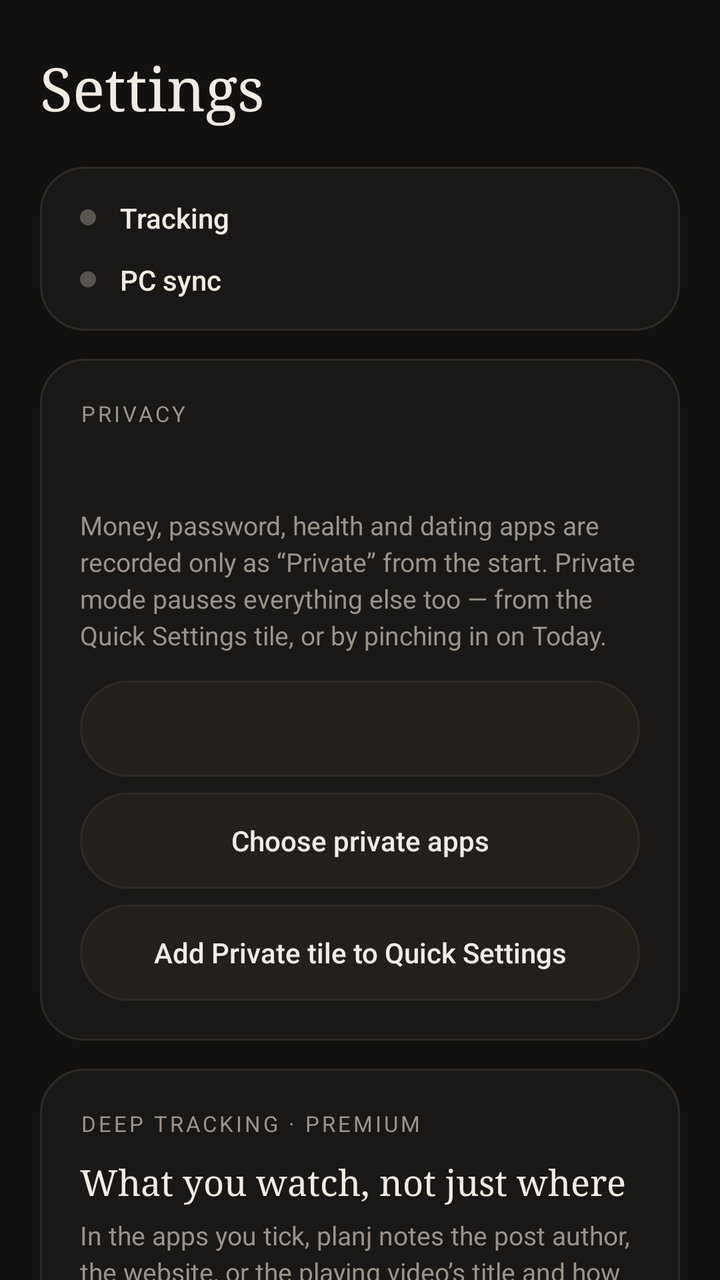
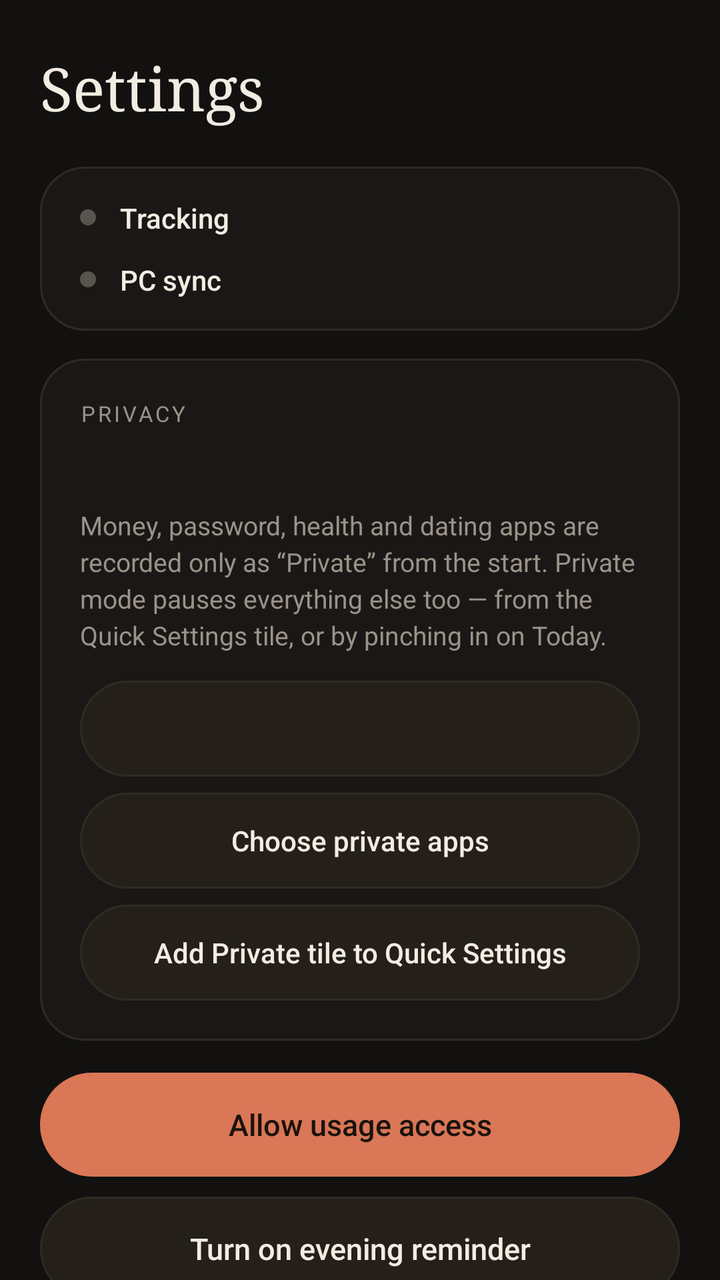

Two renders of the same Android screen: before a commit and after it. Below are the layout's source before the change and the commit's diff.
<!-- AndroidManifest.xml: application theme Theme.Planj -->
<!-- res/layout/tab_settings.xml -->
<?xml version="1.0" encoding="utf-8"?>
<ScrollView xmlns:android="http://schemas.android.com/apk/res/android"
    android:layout_width="match_parent"
    android:layout_height="match_parent"
    android:fillViewport="true"
    android:scrollbars="none">

    <LinearLayout
        android:layout_width="match_parent"
        android:layout_height="wrap_content"
        android:orientation="vertical"
        android:paddingHorizontal="20dp"
        android:paddingTop="24dp"
        android:paddingBottom="24dp">

        <TextView
            android:layout_width="wrap_content"
            android:layout_height="wrap_content"
            android:fontFamily="serif"
            android:text="Settings"
            android:textColor="@color/text"
            android:textSize="30sp" />

        <LinearLayout
            android:layout_width="match_parent"
            android:layout_height="wrap_content"
            android:layout_marginTop="20dp"
            android:background="@drawable/card_bg"
            android:orientation="vertical"
            android:paddingHorizontal="20dp"
            android:paddingVertical="16dp">

            <LinearLayout
                android:layout_width="match_parent"
                android:layout_height="wrap_content"
                android:gravity="center_vertical"
                android:orientation="horizontal">

                <View
                    android:id="@+id/dot_tracking"
                    android:layout_width="8dp"
                    android:layout_height="8dp"
                    android:layout_marginEnd="12dp"
                    android:background="@drawable/dot" />

                <TextView
                    android:layout_width="wrap_content"
                    android:layout_height="wrap_content"
                    android:fontFamily="sans-serif-medium"
                    android:text="Tracking"
                    android:textColor="@color/text"
                    android:textSize="14sp" />

                <TextView
                    android:id="@+id/tracking_detail"
                    android:layout_width="0dp"
                    android:layout_height="wrap_content"
                    android:layout_marginStart="12dp"
                    android:layout_weight="1"
                    android:gravity="end"
                    android:textColor="@color/muted"
                    android:textSize="13sp" />
            </LinearLayout>

            <LinearLayout
                android:layout_width="match_parent"
                android:layout_height="wrap_content"
                android:layout_marginTop="12dp"
                android:gravity="center_vertical"
                android:orientation="horizontal">

                <View
                    android:id="@+id/dot_sync"
                    android:layout_width="8dp"
                    android:layout_height="8dp"
                    android:layout_marginEnd="12dp"
                    android:background="@drawable/dot" />

                <TextView
                    android:layout_width="wrap_content"
                    android:layout_height="wrap_content"
                    android:fontFamily="sans-serif-medium"
                    android:text="PC sync"
                    android:textColor="@color/text"
                    android:textSize="14sp" />

                <TextView
                    android:id="@+id/sync_detail"
                    android:layout_width="0dp"
                    android:layout_height="wrap_content"
                    android:layout_marginStart="12dp"
                    android:layout_weight="1"
                    android:gravity="end"
                    android:textColor="@color/muted"
                    android:textSize="13sp" />
            </LinearLayout>
        </LinearLayout>

        
        <LinearLayout
            android:layout_width="match_parent"
            android:layout_height="wrap_content"
            android:layout_marginTop="14dp"
            android:background="@drawable/card_bg"
            android:orientation="vertical"
            android:padding="20dp">

            <TextView
                android:layout_width="wrap_content"
                android:layout_height="wrap_content"
                android:letterSpacing="0.12"
                android:text="PRIVACY"
                android:textColor="@color/muted"
                android:textSize="11sp" />

            <TextView
                android:id="@+id/private_state"
                android:layout_width="match_parent"
                android:layout_height="wrap_content"
                android:layout_marginTop="10dp"
                android:fontFamily="serif"
                android:textColor="@color/text"
                android:textSize="18sp" />

            <TextView
                android:layout_width="match_parent"
                android:layout_height="wrap_content"
                android:layout_marginTop="6dp"
                android:lineSpacingExtra="3dp"
                android:text="Money, password, health and dating apps are recorded only as “Private” from the start. Private mode pauses everything else too — from the Quick Settings tile, or by pinching in on Today."
                android:textColor="@color/muted"
                android:textSize="13sp" />

            <Button
                android:id="@+id/btn_private"
                style="?android:attr/borderlessButtonStyle"
                android:layout_width="match_parent"
                android:layout_height="48dp"
                android:layout_marginTop="14dp"
                android:background="@drawable/btn_secondary"
                android:fontFamily="sans-serif-medium"
                android:textAllCaps="false"
                android:textColor="@color/text"
                android:textSize="14sp" />

            <Button
                android:id="@+id/btn_private_apps"
                style="?android:attr/borderlessButtonStyle"
                android:layout_width="match_parent"
                android:layout_height="48dp"
                android:layout_marginTop="8dp"
                android:background="@drawable/btn_secondary"
                android:fontFamily="sans-serif-medium"
                android:text="Choose private apps"
                android:textAllCaps="false"
                android:textColor="@color/text"
                android:textSize="14sp" />

            <Button
                android:id="@+id/btn_tile"
                style="?android:attr/borderlessButtonStyle"
                android:layout_width="match_parent"
                android:layout_height="48dp"
                android:layout_marginTop="8dp"
                android:background="@drawable/btn_secondary"
                android:fontFamily="sans-serif-medium"
                android:text="Add Private tile to Quick Settings"
                android:textAllCaps="false"
                android:textColor="@color/text"
                android:textSize="14sp" />
        </LinearLayout>

        
        <LinearLayout
            android:layout_width="match_parent"
            android:layout_height="wrap_content"
            android:layout_marginTop="14dp"
            android:background="@drawable/card_bg"
            android:orientation="vertical"
            android:padding="20dp">

            <LinearLayout
                android:layout_width="match_parent"
                android:layout_height="wrap_content"
                android:orientation="horizontal">

                <TextView
                    android:layout_width="0dp"
                    android:layout_height="wrap_content"
                    android:layout_weight="1"
                    android:letterSpacing="0.12"
                    android:text="DEEP TRACKING · PREMIUM"
                    android:textColor="@color/muted"
                    android:textSize="11sp" />

                <TextView
                    android:id="@+id/deep_state"
                    android:layout_width="wrap_content"
                    android:layout_height="wrap_content"
                    android:textColor="@color/accent"
                    android:textSize="11sp" />
            </LinearLayout>

            <TextView
                android:layout_width="match_parent"
                android:layout_height="wrap_content"
                android:layout_marginTop="10dp"
                android:fontFamily="serif"
                android:text="What you watch, not just where"
                android:textColor="@color/text"
                android:textSize="18sp" />

            <TextView
                android:layout_width="match_parent"
                android:layout_height="wrap_content"
                android:layout_marginTop="6dp"
                android:lineSpacingExtra="3dp"
                android:text="In the apps you tick, planj notes the post author, the website, or the playing video’s title and how long it held you. Nothing you type, no message notifications, never in private apps, and the details never leave this phone — only topic totals sync. Android will warn that the app can read the screen; that is what this is, and you can turn it off any time."
                android:textColor="@color/muted"
                android:textSize="13sp" />

            <Button
                android:id="@+id/btn_deep_enable"
                style="?android:attr/borderlessButtonStyle"
                android:layout_width="match_parent"
                android:layout_height="48dp"
                android:layout_marginTop="14dp"
                android:background="@drawable/btn_secondary"
                android:fontFamily="sans-serif-medium"
                android:textAllCaps="false"
                android:textColor="@color/text"
                android:textSize="14sp" />

            <Button
                android:id="@+id/btn_deep_apps"
                style="?android:attr/borderlessButtonStyle"
                android:layout_width="match_parent"
                android:layout_height="48dp"
                android:layout_marginTop="8dp"
                android:background="@drawable/btn_secondary"
                android:fontFamily="sans-serif-medium"
                android:text="Choose apps to track deeply"
                android:textAllCaps="false"
                android:textColor="@color/text"
                android:textSize="14sp" />
        </LinearLayout>

        <Button
            android:id="@+id/btn_grant"
            style="?android:attr/borderlessButtonStyle"
            android:layout_width="match_parent"
            android:layout_height="52dp"
            android:layout_marginTop="16dp"
            android:background="@drawable/btn_primary"
            android:fontFamily="sans-serif-medium"
            android:text="Allow usage access"
            android:textAllCaps="false"
            android:textColor="@color/on_accent"
            android:textSize="15sp" />

        <Button
            android:id="@+id/btn_reminder"
            style="?android:attr/borderlessButtonStyle"
            android:layout_width="match_parent"
            android:layout_height="52dp"
            android:layout_marginTop="10dp"
            android:background="@drawable/btn_secondary"
            android:fontFamily="sans-serif-medium"
            android:text="Turn on evening reminder"
            android:textAllCaps="false"
            android:textColor="@color/text"
            android:textSize="15sp" />

        <Button
            android:id="@+id/btn_pair"
            style="?android:attr/borderlessButtonStyle"
            android:layout_width="match_parent"
            android:layout_height="52dp"
            android:layout_marginTop="10dp"
            android:background="@drawable/btn_secondary"
            android:fontFamily="sans-serif-medium"
            android:text="Pair with PC"
            android:textAllCaps="false"
            android:textColor="@color/text"
            android:textSize="15sp" />

        <Button
            android:id="@+id/btn_export"
            style="?android:attr/borderlessButtonStyle"
            android:layout_width="match_parent"
            android:layout_height="52dp"
            android:layout_marginTop="10dp"
            android:background="@drawable/btn_secondary"
            android:fontFamily="sans-serif-medium"
            android:text="Export a copy of my data"
            android:textAllCaps="false"
            android:textColor="@color/text"
            android:textSize="15sp" />

        <TextView
            android:layout_width="match_parent"
            android:layout_height="wrap_content"
            android:layout_marginTop="22dp"
            android:lineSpacingExtra="4dp"
            android:text="Saved on this phone: which app is open, screen on/off, unlocks and your journal. Never notifications, messages, websites or what you type. Sync is end-to-end encrypted with your pairing code — the relay server cannot read it."
            android:textColor="@color/muted"
            android:textSize="12sp" />
    </LinearLayout>
</ScrollView>
<!-- resources referenced by this layout -->
<resources>
  <color name="accent">#D97757</color>
  <color name="muted">#9B9289</color>
  <color name="on_accent">#1A120C</color>
  <color name="text">#F2ECE3</color>
  <!-- drawable btn_primary (drawable) -->
  <?xml version="1.0" encoding="utf-8"?>
  <ripple xmlns:android="http://schemas.android.com/apk/res/android" android:color="@color/ripple">
      <item>
          <shape android:shape="rectangle">
              <solid android:color="@color/accent" />
              <corners android:radius="999dp" />
          </shape>
      </item>
  </ripple>
  <!-- drawable btn_secondary (drawable) -->
  <?xml version="1.0" encoding="utf-8"?>
  <ripple xmlns:android="http://schemas.android.com/apk/res/android" android:color="@color/ripple">
      <item>
          <shape android:shape="rectangle">
              <solid android:color="@color/surface_alt" />
              <corners android:radius="999dp" />
              <stroke android:width="1dp" android:color="@color/border" />
          </shape>
      </item>
  </ripple>
  <!-- drawable card_bg (drawable) -->
  <?xml version="1.0" encoding="utf-8"?>
  <shape xmlns:android="http://schemas.android.com/apk/res/android" android:shape="rectangle">
      <solid android:color="@color/surface" />
      <corners android:radius="22dp" />
      <stroke android:width="1dp" android:color="@color/border" />
  </shape>
  <!-- drawable dot (drawable) -->
  <?xml version="1.0" encoding="utf-8"?>
  <shape xmlns:android="http://schemas.android.com/apk/res/android" android:shape="oval">
      <solid android:color="@color/idle" />
  </shape>
  <style name="Theme.Planj" parent="@android:style/Theme.Material.NoActionBar">
          <item name="android:windowBackground">@color/bg</item>
          <item name="android:colorAccent">@color/accent</item>
          <item name="android:statusBarColor">@color/bg</item>
          <item name="android:navigationBarColor">@color/bg</item>
          <item name="android:textColorPrimary">@color/text</item>
          <item name="android:textColorSecondary">@color/muted</item>
          <item name="android:textColorHint">@color/muted</item>
      </style>
  <color name="ripple">#22FFFFFF</color>
  <color name="surface_alt">#242019</color>
  <color name="border">#2F2A25</color>
  <color name="surface">#1A1816</color>
  <color name="idle">#5A544E</color>
  <color name="bg">#121110</color>
</resources>

<!-- the commit's change to res/layout/tab_settings.xml (unified diff, before → after) -->
@@ -170,81 +170,6 @@
                 android:textSize="14sp" />
         </LinearLayout>
 
-        
-        <LinearLayout
-            android:layout_width="match_parent"
-            android:layout_height="wrap_content"
-            android:layout_marginTop="14dp"
-            android:background="@drawable/card_bg"
-            android:orientation="vertical"
-            android:padding="20dp">
-
-            <LinearLayout
-                android:layout_width="match_parent"
-                android:layout_height="wrap_content"
-                android:orientation="horizontal">
-
-                <TextView
-                    android:layout_width="0dp"
-                    android:layout_height="wrap_content"
-                    android:layout_weight="1"
-                    android:letterSpacing="0.12"
-                    android:text="DEEP TRACKING · PREMIUM"
-                    android:textColor="@color/muted"
-                    android:textSize="11sp" />
-
-                <TextView
-                    android:id="@+id/deep_state"
-                    android:layout_width="wrap_content"
-                    android:layout_height="wrap_content"
-                    android:textColor="@color/accent"
-                    android:textSize="11sp" />
-            </LinearLayout>
-
-            <TextView
-                android:layout_width="match_parent"
-                android:layout_height="wrap_content"
-                android:layout_marginTop="10dp"
-                android:fontFamily="serif"
-                android:text="What you watch, not just where"
-                android:textColor="@color/text"
-                android:textSize="18sp" />
-
-            <TextView
-                android:layout_width="match_parent"
-                android:layout_height="wrap_content"
-                android:layout_marginTop="6dp"
-                android:lineSpacingExtra="3dp"
-                android:text="In the apps you tick, planj notes the post author, the website, or the playing video’s title and how long it held you. Nothing you type, no message notifications, never in private apps, and the details never leave this phone — only topic totals sync. Android will warn that the app can read the screen; that is what this is, and you can turn it off any time."
-                android:textColor="@color/muted"
-                android:textSize="13sp" />
-
-            <Button
-                android:id="@+id/btn_deep_enable"
-                style="?android:attr/borderlessButtonStyle"
-                android:layout_width="match_parent"
-                android:layout_height="48dp"
-                android:layout_marginTop="14dp"
-                android:background="@drawable/btn_secondary"
-                android:fontFamily="sans-serif-medium"
-                android:textAllCaps="false"
-                android:textColor="@color/text"
-                android:textSize="14sp" />
-
-            <Button
-                android:id="@+id/btn_deep_apps"
-                style="?android:attr/borderlessButtonStyle"
-                android:layout_width="match_parent"
-                android:layout_height="48dp"
-                android:layout_marginTop="8dp"
-                android:background="@drawable/btn_secondary"
-                android:fontFamily="sans-serif-medium"
-                android:text="Choose apps to track deeply"
-                android:textAllCaps="false"
-                android:textColor="@color/text"
-                android:textSize="14sp" />
-        </LinearLayout>
-
         <Button
             android:id="@+id/btn_grant"
             style="?android:attr/borderlessButtonStyle"
